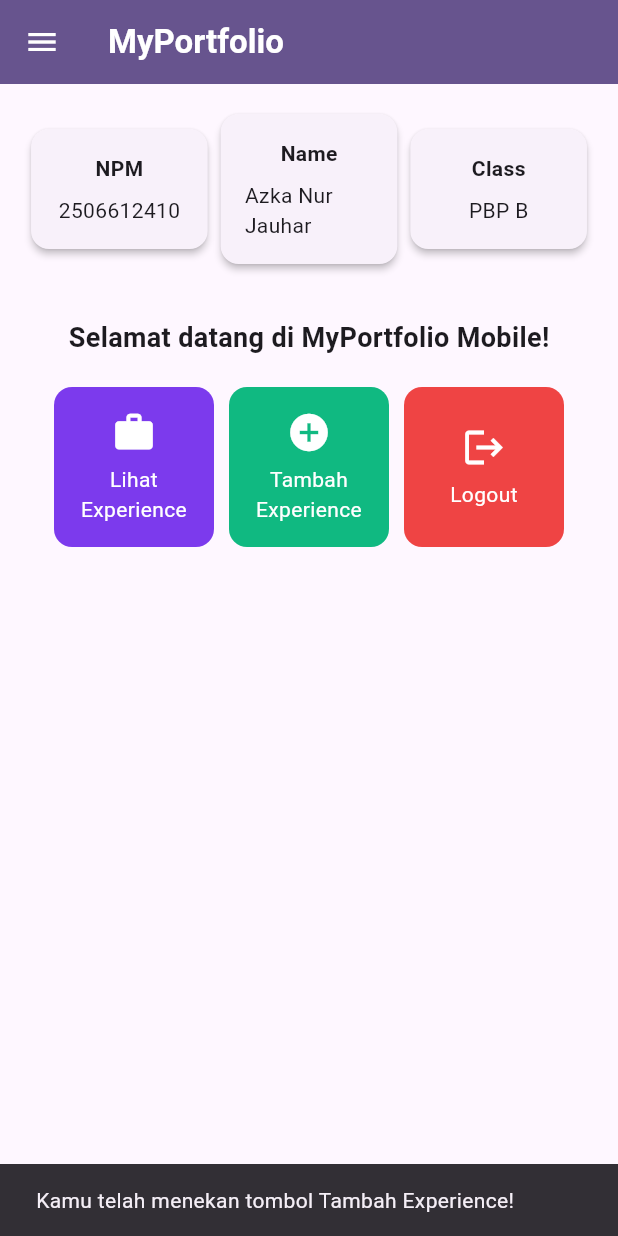
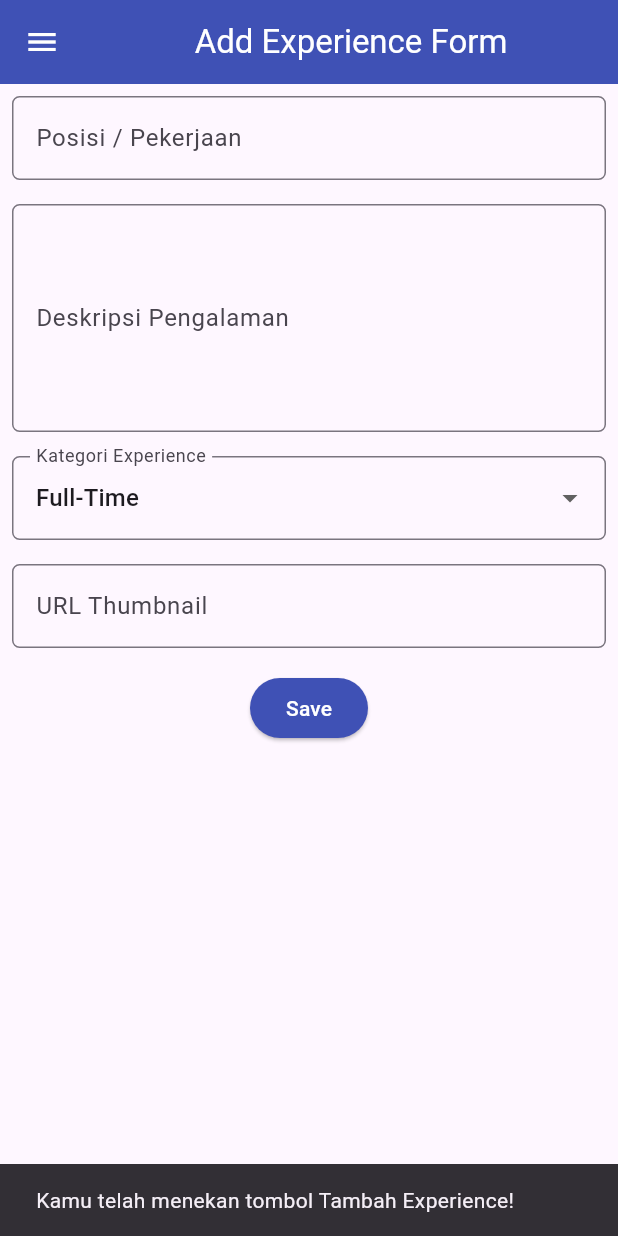
Before and after one commit to Otsukaax/myportofolio_mobile, a Flutter app: the LeftDrawer widget shown alone on an empty page, opened directly, after a tap on "Home", after a tap on "Tambah Experience", on a phone screen of 412 x 824 dp. Run offline on Flutter 3.47's test engine with Material 3 defaults, Android fonts, the phone set to English and light mode, and no system bars; our stand-ins replace material_ui.

Commit message:
refactor: adapt form, drawer, and card navigation to Experience

```diff
--- a/lib/screens/project_form.dart
+++ b/lib/screens/experience_form.dart
@@ -1,28 +1,28 @@
 import 'package:material_ui/material_ui.dart';
 import 'package:myportofolio_mobile/widgets/left_drawer.dart';
 
-class ProjectFormPage extends StatefulWidget {
-  const ProjectFormPage({super.key});
+class ExperienceFormPage extends StatefulWidget {
+  const ExperienceFormPage({super.key});
 
   @override
-  State<ProjectFormPage> createState() => _ProjectFormPageState();
+  State<ExperienceFormPage> createState() => _ExperienceFormPageState();
 }
 
-class _ProjectFormPageState extends State<ProjectFormPage> {
+class _ExperienceFormPageState extends State<ExperienceFormPage> {
   final _formKey = GlobalKey<FormState>();
-  String _projectName = "";
+  String _title = "";
   String _description = "";
-  String _category = "Web Development"; // default
-  String _technologies = "";
-  String _projectLink = "";
+  String _category = "full-time"; // default
+  String _thumbnail = "";
 
-  final List<String> _categories = [
-    'Web Development',
-    'Mobile Development',
-    'Machine Learning',
-    'Data Science',
-    'Other',
-  ];
+  final Map<String, String> _categories = {
+    'Internship': 'Internship',
+    'research': 'Research',
+    'volunteer': 'Volunteer',
+    'part-time': 'Part-Time',
+    'full-time': 'Full-Time',
+    'freelance': 'Freelance',
+  };
 
   @override
   Widget build(BuildContext context) {
@@ -30,7 +30,7 @@ class _ProjectFormPageState extends State<ProjectFormPage> {
       appBar: AppBar(
         title: const Center(
           child: Text(
-            'Add Project Form',
+            'Add Experience Form',
           ),
         ),
         backgroundColor: Colors.indigo,
@@ -43,25 +43,25 @@ class _ProjectFormPageState extends State<ProjectFormPage> {
           child: Column(
             crossAxisAlignment: CrossAxisAlignment.start,
             children: [
-              // === Project Name ===
+              // === Title ===
               Padding(
                 padding: const EdgeInsets.all(8.0),
                 child: TextFormField(
                   decoration: InputDecoration(
-                    hintText: "Nama Proyek",
-                    labelText: "Nama Proyek",
+                    hintText: "Software Engineer Intern",
+                    labelText: "Posisi / Pekerjaan",
                     border: OutlineInputBorder(
                       borderRadius: BorderRadius.circular(5.0),
                     ),
                   ),
                   onChanged: (String? value) {
                     setState(() {
-                      _projectName = value!;
+                      _title = value!;
                     });
                   },
                   validator: (String? value) {
                     if (value == null || value.trim().isEmpty) {
-                      return "Nama proyek tidak boleh kosong!";
+                      return "Posisi / pekerjaan tidak boleh kosong!";
                     }
                     return null;
                   },
@@ -73,8 +73,8 @@ class _ProjectFormPageState extends State<ProjectFormPage> {
                 child: TextFormField(
                   maxLines: 5,
                   decoration: InputDecoration(
-                    hintText: "Deskripsi Proyek",
-                    labelText: "Deskripsi Proyek",
+                    hintText: "Deskripsi Pengalaman",
+                    labelText: "Deskripsi Pengalaman",
                     border: OutlineInputBorder(
                       borderRadius: BorderRadius.circular(5.0),
                     ),
@@ -86,7 +86,7 @@ class _ProjectFormPageState extends State<ProjectFormPage> {
                   },
                   validator: (String? value) {
                     if (value == null || value.trim().isEmpty) {
-                      return "Deskripsi proyek tidak boleh kosong!";
+                      return "Deskripsi pengalaman tidak boleh kosong!";
                     }
                     return null;
                   },
@@ -97,16 +97,16 @@ class _ProjectFormPageState extends State<ProjectFormPage> {
                 padding: const EdgeInsets.all(8.0),
                 child: DropdownButtonFormField<String>(
                   decoration: InputDecoration(
-                    labelText: "Kategori Proyek",
+                    labelText: "Kategori Experience",
                     border: OutlineInputBorder(
                       borderRadius: BorderRadius.circular(5.0),
                     ),
                   ),
                   initialValue: _category,
-                  items: _categories
-                      .map((category) => DropdownMenuItem(
-                            value: category,
-                            child: Text(category),
+                  items: _categories.entries
+                      .map((entry) => DropdownMenuItem(
+                            value: entry.key,
+                            child: Text(entry.value),
                           ))
                       .toList(),
                   onChanged: (String? newValue) {
@@ -116,38 +116,20 @@ class _ProjectFormPageState extends State<ProjectFormPage> {
                   },
                 ),
               ),
-              // === Technologies ===
+              // === Thumbnail URL ===
               Padding(
                 padding: const EdgeInsets.all(8.0),
                 child: TextFormField(
                   decoration: InputDecoration(
-                    hintText: "Contoh: Flutter, Django, Figma",
-                    labelText: "Teknologi yang Digunakan",
+                    hintText: "URL Thumbnail (opsional)",
+                    labelText: "URL Thumbnail",
                     border: OutlineInputBorder(
                       borderRadius: BorderRadius.circular(5.0),
                     ),
                   ),
                   onChanged: (String? value) {
                     setState(() {
-                      _technologies = value!;
-                    });
-                  },
-                ),
-              ),
-              // === Project Link ===
-              Padding(
-                padding: const EdgeInsets.all(8.0),
-                child: TextFormField(
-                  decoration: InputDecoration(
-                    hintText: "URL Proyek (opsional)",
-                    labelText: "Tautan Proyek",
-                    border: OutlineInputBorder(
-                      borderRadius: BorderRadius.circular(5.0),
-                    ),
-                  ),
-                  onChanged: (String? value) {
-                    setState(() {
-                      _projectLink = value!;
+                      _thumbnail = value!;
                     });
                   },
                 ),
@@ -168,17 +150,19 @@ class _ProjectFormPageState extends State<ProjectFormPage> {
                           context: context,
                           builder: (context) {
                             return AlertDialog(
-                              title: const Text('Proyek berhasil ditambahkan!'),
+                              title:
+                                  const Text('Experience berhasil ditambahkan!'),
                               content: SingleChildScrollView(
                                 child: Column(
                                   crossAxisAlignment:
                                       CrossAxisAlignment.start,
                                   children: [
-                                    Text('Nama Proyek: $_projectName'),
+                                    Text('Posisi / Pekerjaan: $_title'),
                                     Text('Deskripsi: $_description'),
-                                    Text('Kategori: $_category'),
-                                    Text('Teknologi: $_technologies'),
-                                    Text('Tautan: $_projectLink'),
+                                    Text(
+                                      'Kategori: ${_categories[_category] ?? _category}',
+                                    ),
+                                    Text('URL Thumbnail: $_thumbnail'),
                                   ],
                                 ),
                               ),
--- a/lib/screens/menu.dart
+++ b/lib/screens/menu.dart
@@ -1,6 +1,6 @@
 import 'package:material_ui/material_ui.dart';
 import 'package:myportofolio_mobile/widgets/left_drawer.dart';
-import 'package:myportofolio_mobile/widgets/project_card.dart';
+import 'package:myportofolio_mobile/widgets/experience_card.dart';
 
 class MyHomePage extends StatelessWidget {
   MyHomePage({super.key});
--- a/lib/widgets/project_card.dart
+++ b/lib/widgets/experience_card.dart
@@ -1,6 +1,6 @@
 import 'package:material_ui/material_ui.dart';
+import 'package:myportofolio_mobile/screens/experience_form.dart';
 import 'package:myportofolio_mobile/screens/menu.dart';
-import 'package:myportofolio_mobile/screens/project_form.dart';
 
 class ItemCard extends StatelessWidget {
   final ItemHomepage item;
@@ -63,11 +63,11 @@ class ItemCard extends StatelessWidget {
                 ),
               );
             // Navigate ke halaman yang sesuai
-            if (item.name == "Tambah Proyek") {
+            if (item.name == "Tambah Experience") {
               Navigator.push(
                 context,
                 MaterialPageRoute(
-                  builder: (context) => const ProjectFormPage(),
+                  builder: (context) => const ExperienceFormPage(),
                 ),
               );
             }
--- a/lib/widgets/left_drawer.dart
+++ b/lib/widgets/left_drawer.dart
@@ -1,6 +1,6 @@
 import 'package:material_ui/material_ui.dart';
+import 'package:myportofolio_mobile/screens/experience_form.dart';
 import 'package:myportofolio_mobile/screens/menu.dart';
-import 'package:myportofolio_mobile/screens/project_form.dart';
 
 class LeftDrawer extends StatelessWidget {
   const LeftDrawer({super.key});
@@ -51,13 +51,13 @@ class LeftDrawer extends StatelessWidget {
           ),
           ListTile(
             leading: const Icon(Icons.add_circle_outline),
-            title: const Text('Add Project'),
-            // Navigasi ke halaman tambah proyek
+            title: const Text('Add Experience'),
+            // Navigasi ke halaman tambah experience
             onTap: () {
               Navigator.pushReplacement(
                 context,
                 MaterialPageRoute(
-                  builder: (context) => const ProjectFormPage(),
+                  builder: (context) => const ExperienceFormPage(),
                 ),
               );
             },
```
